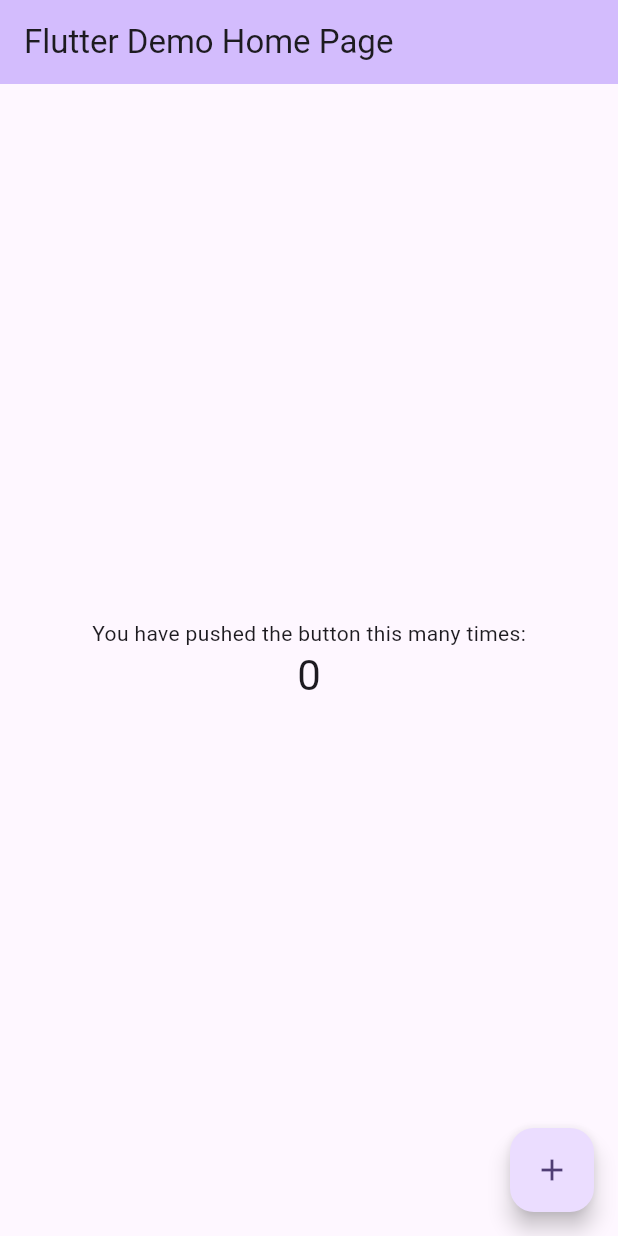
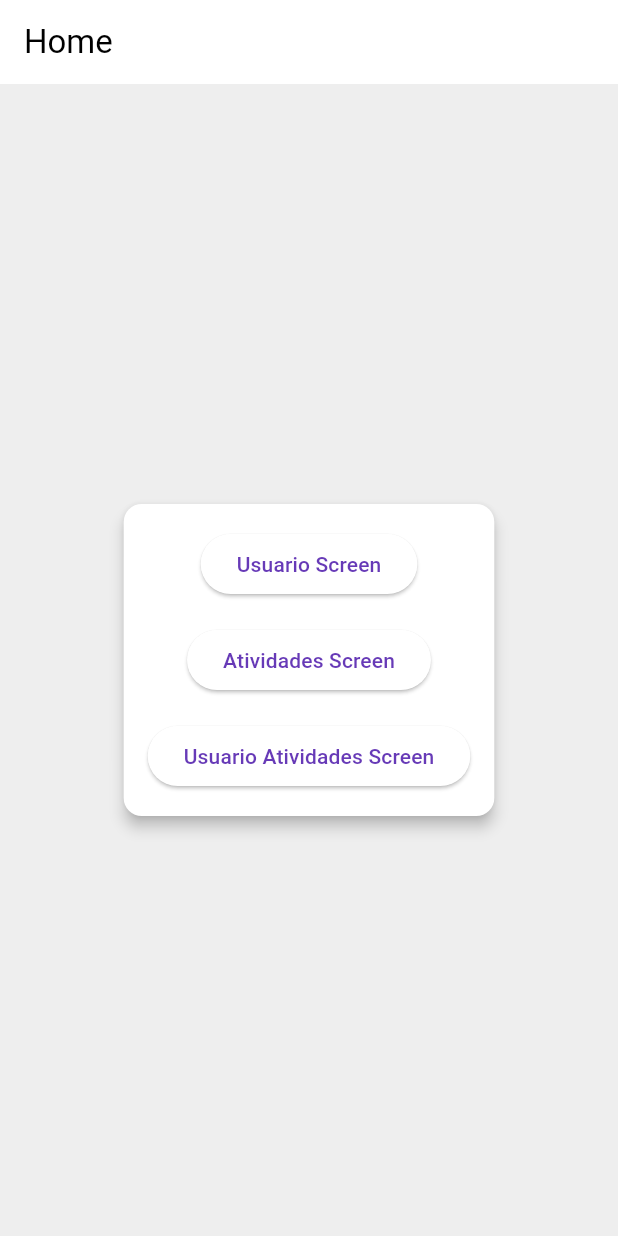
Before and after one commit to KozielGPC/opt120, a Flutter app: the screen it shows after launch, on a phone screen of 412 x 824 dp. Run offline on Flutter 3.47's test engine with Material 3 defaults, Android fonts, the phone set to English and light mode, and no system bars.

Commit message:
feat: add home screen

```diff
--- /dev/null
+++ b/app/lib/home_page.dart
@@ -0,0 +1,58 @@
+import 'package:flutter/material.dart';
+import 'usuario_screen.dart';
+import 'atividades_screen.dart';
+import 'usuario_atividades_screen.dart';
+
+class HomeScreen extends StatelessWidget {
+  @override
+  Widget build(BuildContext context) {
+    return Scaffold(
+      appBar: AppBar(
+        title: Text('Home'),
+      ),
+      body: Center(
+        child: Card(
+          elevation: 4,
+          margin: EdgeInsets.all(16),
+          child: Padding(
+            padding: const EdgeInsets.all(16.0),
+            child: Column(
+              mainAxisSize: MainAxisSize.min,
+              children: [
+                ElevatedButton(
+                  onPressed: () {
+                    Navigator.push(
+                      context,
+                      MaterialPageRoute(builder: (context) => UsuarioScreen()),
+                    );
+                  },
+                  child: Text('Usuario Screen'),
+                ),
+                SizedBox(height: 16),
+                ElevatedButton(
+                  onPressed: () {
+                    Navigator.push(
+                      context,
+                      MaterialPageRoute(builder: (context) => AtividadesScreen()),
+                    );
+                  },
+                  child: Text('Atividades Screen'),
+                ),
+                SizedBox(height: 16),
+                ElevatedButton(
+                  onPressed: () {
+                    Navigator.push(
+                      context,
+                      MaterialPageRoute(builder: (context) => UsuarioAtividadesScreen()),
+                    );
+                  },
+                  child: Text('Usuario Atividades Screen'),
+                ),
+              ],
+            ),
+          ),
+        ),
+      ),
+    );
+  }
+}
--- a/app/lib/main.dart
+++ b/app/lib/main.dart
@@ -1,125 +1,23 @@
 import 'package:flutter/material.dart';
+import 'home_page.dart'; //
 
 void main() {
   runApp(const MyApp());
 }
 
 class MyApp extends StatelessWidget {
-  const MyApp({super.key});
+  const MyApp({Key? key}) : super(key: key);
 
-  // This widget is the root of your application.
   @override
   Widget build(BuildContext context) {
     return MaterialApp(
       title: 'Flutter Demo',
       theme: ThemeData(
-        // This is the theme of your application.
-        //
-        // TRY THIS: Try running your application with "flutter run". You'll see
-        // the application has a purple toolbar. Then, without quitting the app,
-        // try changing the seedColor in the colorScheme below to Colors.green
-        // and then invoke "hot reload" (save your changes or press the "hot
-        // reload" button in a Flutter-supported IDE, or press "r" if you used
-        // the command line to start the app).
-        //
-        // Notice that the counter didn't reset back to zero; the application
-        // state is not lost during the reload. To reset the state, use hot
-        // restart instead.
-        //
-        // This works for code too, not just values: Most code changes can be
-        // tested with just a hot reload.
-        colorScheme: ColorScheme.fromSeed(seedColor: Colors.deepPurple),
+        scaffoldBackgroundColor: Colors.grey[200],
+        colorScheme: ColorScheme.fromSwatch(primarySwatch: Colors.deepPurple),
         useMaterial3: true,
       ),
-      home: const MyHomePage(title: 'Flutter Demo Home Page'),
+      home: HomeScreen(),
     );
   }
 }
-
-class MyHomePage extends StatefulWidget {
-  const MyHomePage({super.key, required this.title});
-
-  // This widget is the home page of your application. It is stateful, meaning
-  // that it has a State object (defined below) that contains fields that affect
-  // how it looks.
-
-  // This class is the configuration for the state. It holds the values (in this
-  // case the title) provided by the parent (in this case the App widget) and
-  // used by the build method of the State. Fields in a Widget subclass are
-  // always marked "final".
-
-  final String title;
-
-  @override
-  State<MyHomePage> createState() => _MyHomePageState();
-}
-
-class _MyHomePageState extends State<MyHomePage> {
-  int _counter = 0;
-
-  void _incrementCounter() {
-    setState(() {
-      // This call to setState tells the Flutter framework that something has
-      // changed in this State, which causes it to rerun the build method below
-      // so that the display can reflect the updated values. If we changed
-      // _counter without calling setState(), then the build method would not be
-      // called again, and so nothing would appear to happen.
-      _counter++;
-    });
-  }
-
-  @override
-  Widget build(BuildContext context) {
-    // This method is rerun every time setState is called, for instance as done
-    // by the _incrementCounter method above.
-    //
-    // The Flutter framework has been optimized to make rerunning build methods
-    // fast, so that you can just rebuild anything that needs updating rather
-    // than having to individually change instances of widgets.
-    return Scaffold(
-      appBar: AppBar(
-        // TRY THIS: Try changing the color here to a specific color (to
-        // Colors.amber, perhaps?) and trigger a hot reload to see the AppBar
-        // change color while the other colors stay the same.
-        backgroundColor: Theme.of(context).colorScheme.inversePrimary,
-        // Here we take the value from the MyHomePage object that was created by
-        // the App.build method, and use it to set our appbar title.
-        title: Text(widget.title),
-      ),
-      body: Center(
-        // Center is a layout widget. It takes a single child and positions it
-        // in the middle of the parent.
-        child: Column(
-          // Column is also a layout widget. It takes a list of children and
-          // arranges them vertically. By default, it sizes itself to fit its
-          // children horizontally, and tries to be as tall as its parent.
-          //
-          // Column has various properties to control how it sizes itself and
-          // how it positions its children. Here we use mainAxisAlignment to
-          // center the children vertically; the main axis here is the vertical
-          // axis because Columns are vertical (the cross axis would be
-          // horizontal).
-          //
-          // TRY THIS: Invoke "debug painting" (choose the "Toggle Debug Paint"
-          // action in the IDE, or press "p" in the console), to see the
-          // wireframe for each widget.
-          mainAxisAlignment: MainAxisAlignment.center,
-          children: <Widget>[
-            const Text(
-              'You have pushed the button this many times:',
-            ),
-            Text(
-              '$_counter',
-              style: Theme.of(context).textTheme.headlineMedium,
-            ),
-          ],
-        ),
-      ),
-      floatingActionButton: FloatingActionButton(
-        onPressed: _incrementCounter,
-        tooltip: 'Increment',
-        child: const Icon(Icons.add),
-      ), // This trailing comma makes auto-formatting nicer for build methods.
-    );
-  }
-}
```
